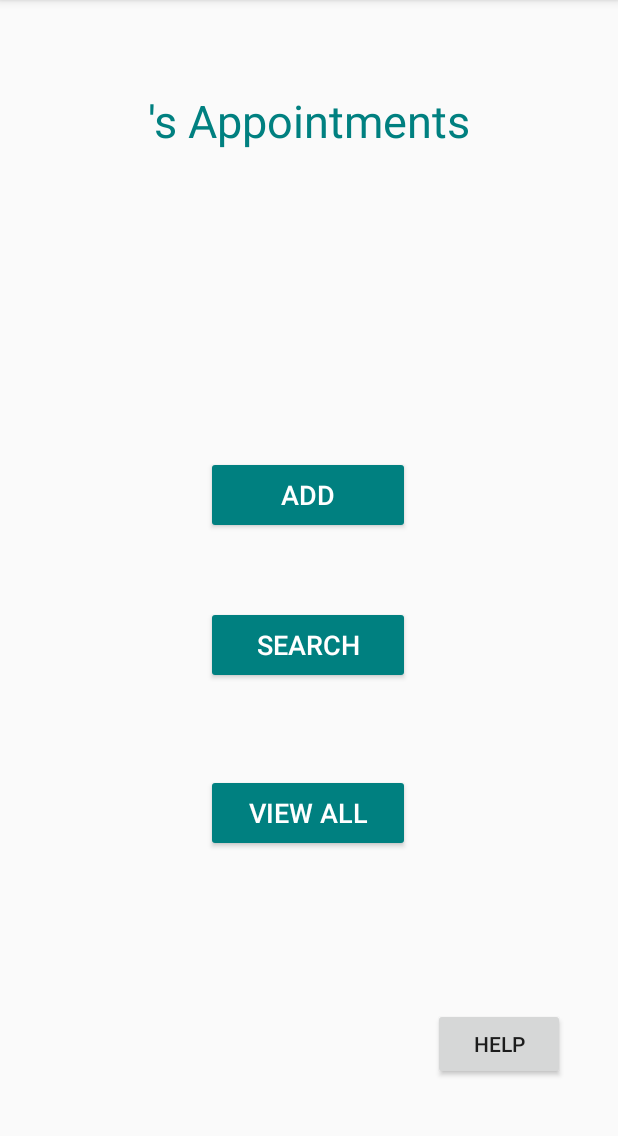
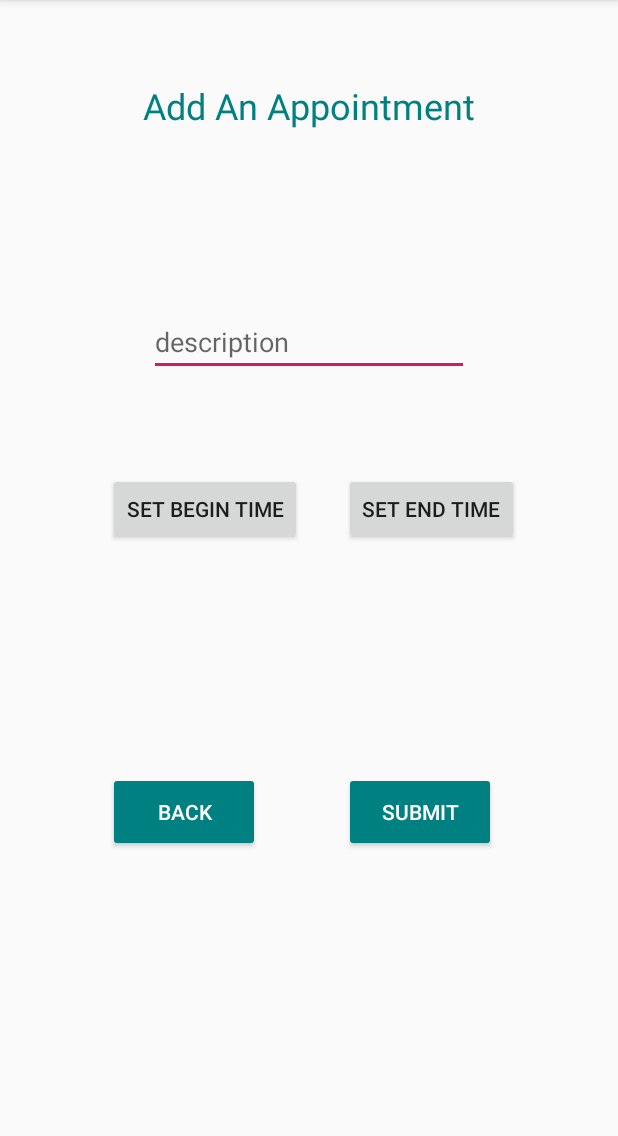
Before and after one commit to rooneyshuman/My-Appointments-App, an Android app: the MainActivity screen opened directly, with no data from a screen before it, after a tap on "ADD", on a phone screen of 412 x 824 dp, the part 84-1220 px from its top. Run offline under Robolectric (Android 15) with nearby library versions, the phone set to English and light mode, and no system bars; libraries missing offline, so code that uses them is left out: edu.pdx.cs410J.

Commit message:
Implemented add new appointment feature

```diff
--- a/app/src/main/AndroidManifest.xml
+++ b/app/src/main/AndroidManifest.xml
@@ -20,6 +20,8 @@
         </activity>
         <activity android:name=".LaunchActivity">
         </activity>
+        <activity android:name=".AddApptActivity">
+        </activity>
     </application>
 
 </manifest>
--- a/app/src/main/java/com/cs410j/myappts/MainActivity.java
+++ b/app/src/main/java/com/cs410j/myappts/MainActivity.java
@@ -67,6 +67,8 @@ public class MainActivity extends AppCompatActivity {
     }
 
     public void addAppt(View view) {
+        Intent intent = new Intent(this, AddApptActivity.class);
+        startActivity(intent);
     }
 
     public void search(View view) {
--- /dev/null
+++ b/app/src/main/res/layout/activity_add_appt.xml
@@ -0,0 +1,130 @@
+<?xml version="1.0" encoding="utf-8"?>
+<androidx.constraintlayout.widget.ConstraintLayout xmlns:android="http://schemas.android.com/apk/res/android"
+    xmlns:app="http://schemas.android.com/apk/res-auto"
+    xmlns:tools="http://schemas.android.com/tools"
+    android:id="@+id/linearLayout"
+    android:layout_width="match_parent"
+    android:layout_height="match_parent">
+
+    <TextView
+        android:id="@+id/textView4"
+        android:layout_width="411dp"
+        android:layout_height="45dp"
+        android:layout_marginStart="8dp"
+        android:layout_marginTop="48dp"
+        android:layout_marginEnd="8dp"
+        android:gravity="center"
+        android:text="Add An Appointment"
+        android:textAlignment="center"
+        android:textColor="#008080"
+        android:textSize="24sp"
+        app:fontFamily="sans-serif"
+        app:layout_constraintEnd_toEndOf="parent"
+        app:layout_constraintStart_toStartOf="parent"
+        app:layout_constraintTop_toTopOf="parent" />
+
+    <Button
+        android:id="@+id/submitBtn"
+        android:layout_width="101dp"
+        android:layout_height="53dp"
+        android:layout_marginStart="8dp"
+        android:layout_marginTop="264dp"
+        android:layout_marginEnd="8dp"
+        android:backgroundTint="#008080"
+        android:onClick="submitAppt"
+        android:text="Submit"
+        android:textColor="@color/colorPrimary"
+        android:textSize="14sp"
+        app:layout_constraintEnd_toEndOf="parent"
+        app:layout_constraintHorizontal_bias="0.751"
+        app:layout_constraintStart_toStartOf="parent"
+        app:layout_constraintTop_toBottomOf="@+id/descText" />
+
+    <Button
+        android:id="@+id/backBtn"
+        android:layout_width="101dp"
+        android:layout_height="53dp"
+        android:layout_marginStart="8dp"
+        android:layout_marginTop="264dp"
+        android:layout_marginEnd="8dp"
+        android:backgroundTint="#008080"
+        android:onClick="goBack"
+        android:text="Back"
+        android:textColor="@color/colorPrimary"
+        android:textSize="14sp"
+        app:layout_constraintEnd_toEndOf="parent"
+        app:layout_constraintHorizontal_bias="0.217"
+        app:layout_constraintStart_toStartOf="parent"
+        app:layout_constraintTop_toBottomOf="@+id/descText" />
+
+    <EditText
+        android:id="@+id/descText"
+        android:layout_width="wrap_content"
+        android:layout_height="wrap_content"
+        android:layout_marginStart="8dp"
+        android:layout_marginTop="112dp"
+        android:layout_marginEnd="8dp"
+        android:ems="10"
+        android:hint="description"
+        android:inputType="textPersonName"
+        app:layout_constraintEnd_toEndOf="parent"
+        app:layout_constraintStart_toStartOf="parent"
+        app:layout_constraintTop_toBottomOf="@+id/textView4" />
+
+    <Button
+        android:id="@+id/setBeginBtn"
+        android:layout_width="wrap_content"
+        android:layout_height="wrap_content"
+        android:layout_marginStart="72dp"
+        android:layout_marginTop="36dp"
+        android:layout_marginBottom="8dp"
+        android:text="Set Begin Time"
+        app:layout_constraintBottom_toTopOf="@+id/backBtn"
+        app:layout_constraintStart_toStartOf="parent"
+        app:layout_constraintTop_toBottomOf="@+id/descText"
+        app:layout_constraintVertical_bias="0.168" />
+
+    <Button
+        android:id="@+id/setEndBtn"
+        android:layout_width="wrap_content"
+        android:layout_height="wrap_content"
+        android:layout_marginStart="8dp"
+        android:layout_marginTop="36dp"
+        android:layout_marginEnd="8dp"
+        android:layout_marginBottom="8dp"
+        android:text="Set End Time"
+        app:layout_constraintBottom_toTopOf="@+id/backBtn"
+        app:layout_constraintEnd_toEndOf="parent"
+        app:layout_constraintHorizontal_bias="0.256"
+        app:layout_constraintStart_toEndOf="@+id/setBeginBtn"
+        app:layout_constraintTop_toBottomOf="@+id/descText"
+        app:layout_constraintVertical_bias="0.168" />
+
+    <TextView
+        android:id="@+id/beginTimeText"
+        android:layout_width="128dp"
+        android:layout_height="26dp"
+        android:layout_marginStart="72dp"
+        android:layout_marginTop="8dp"
+        android:textColor="@android:color/black"
+        app:layout_constraintBottom_toTopOf="@+id/setBeginBtn"
+        app:layout_constraintStart_toStartOf="parent"
+        app:layout_constraintTop_toBottomOf="@+id/descText"
+        app:layout_constraintVertical_bias="1.0" />
+
+    <TextView
+        android:id="@+id/endTimeText"
+        android:layout_width="128dp"
+        android:layout_height="26dp"
+        android:layout_marginStart="8dp"
+        android:layout_marginTop="8dp"
+        android:layout_marginEnd="8dp"
+        android:textColor="@android:color/black"
+        app:layout_constraintBottom_toTopOf="@+id/setEndBtn"
+        app:layout_constraintEnd_toEndOf="parent"
+        app:layout_constraintHorizontal_bias="0.253"
+        app:layout_constraintStart_toEndOf="@+id/beginTimeText"
+        app:layout_constraintTop_toBottomOf="@+id/descText"
+        app:layout_constraintVertical_bias="1.0" />
+
+</androidx.constraintlayout.widget.ConstraintLayout>
--- a/app/src/main/res/layout/activity_help.xml
+++ b/app/src/main/res/layout/activity_help.xml
@@ -1,7 +1,6 @@
 <?xml version="1.0" encoding="utf-8"?>
 <androidx.constraintlayout.widget.ConstraintLayout xmlns:android="http://schemas.android.com/apk/res/android"
     xmlns:app="http://schemas.android.com/apk/res-auto"
-    xmlns:tools="http://schemas.android.com/tools"
     android:id="@+id/linearLayout"
     android:layout_width="match_parent"
     android:layout_height="match_parent">
--- a/app/src/main/res/layout/activity_main.xml
+++ b/app/src/main/res/layout/activity_main.xml
@@ -22,7 +22,7 @@
         app:layout_constraintVertical_bias="0.0" />
 
     <Button
-        android:id="@+id/appointmentButton"
+        android:id="@+id/help_btn"
         android:layout_width="wrap_content"
         android:layout_height="wrap_content"
         android:layout_marginStart="8dp"
@@ -55,7 +55,7 @@
         app:layout_constraintEnd_toEndOf="parent"
         app:layout_constraintHorizontal_bias="0.498"
         app:layout_constraintStart_toStartOf="parent"
-        app:layout_constraintTop_toBottomOf="@+id/textView"
+        app:layout_constraintTop_toBottomOf="@+id/myApptsText"
         app:layout_constraintVertical_bias="0.935" />
 
     <Button
```
Also changed, not shown: app/src/main/java/com/cs410j/myappts/AddApptActivity.java (added, +162 -0 lines), app/src/main/java/com/cs410j/myappts/TextDumper.java (added, +57 -0 lines), app/src/main/java/com/cs410j/myappts/TextParser.java (+33 -45 lines).
